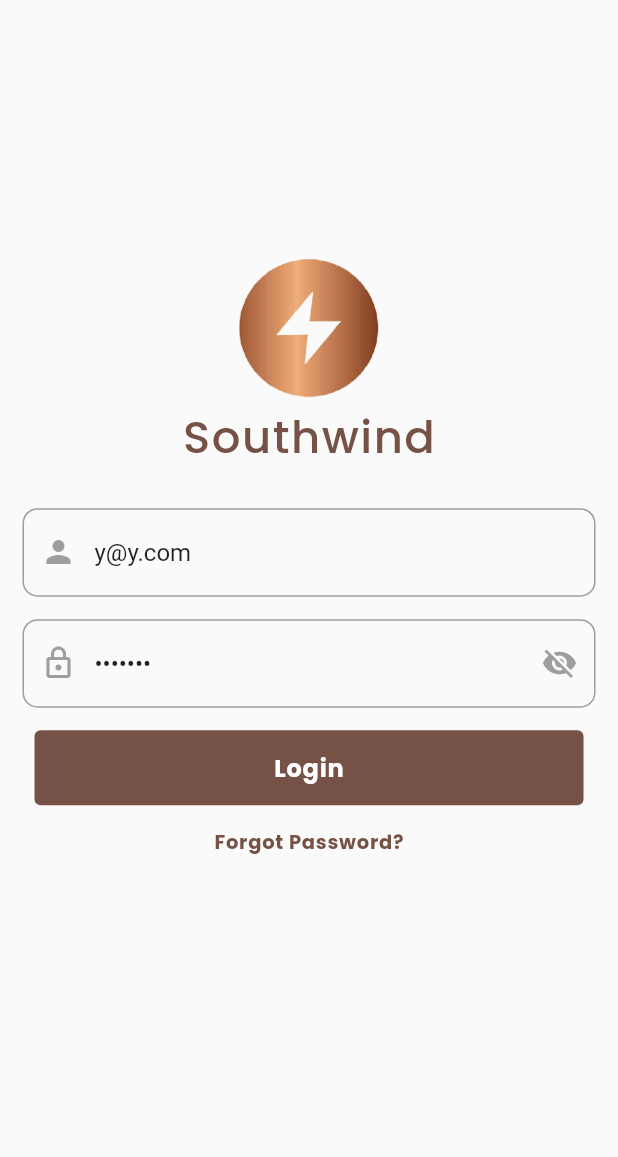
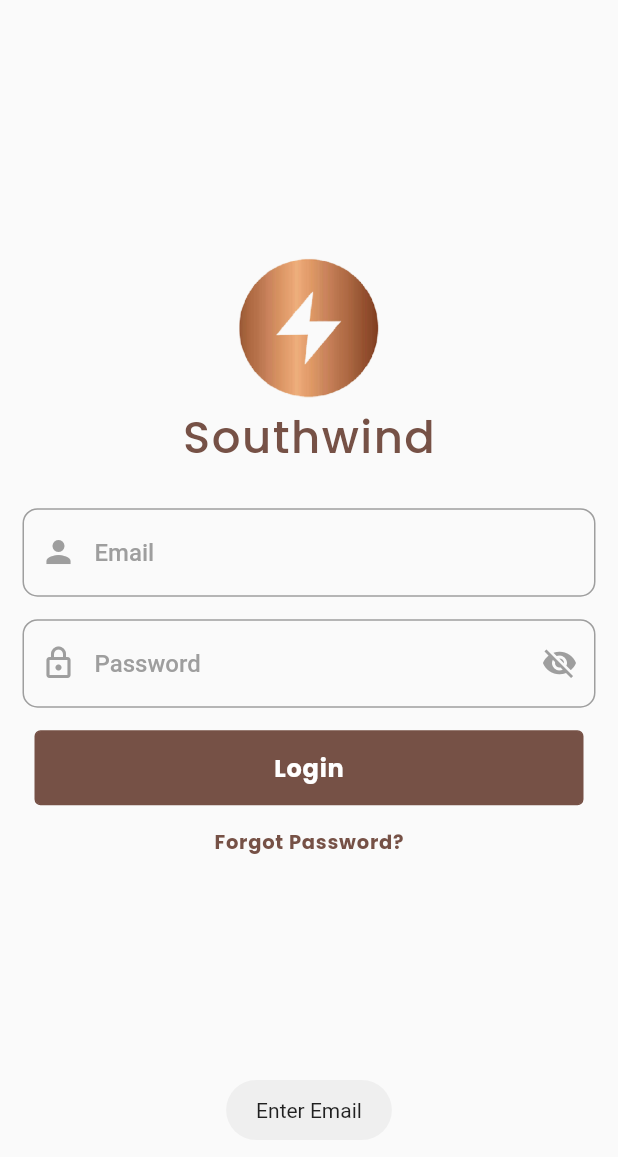
Before and after one commit to Manoj754/southwind, a Flutter app: the screen it shows after launch, after a tap on "Login", on a phone screen of 412 x 824 dp. Shown: the top 1157 px of the screen. Run offline on Flutter 3.47's test engine with Material 2 defaults, Android fonts, the phone set to English and light mode, and no system bars; our stand-ins replace better_player, carousel_slider, dio, flutter_hooks, fluttertoast, font_awesome_flutter and 4 more; accounts and stored records are empty.

Commit message:
UI Complete
UI Complete

```diff
--- a/lib/UI/login/log_in.dart
+++ b/lib/UI/login/log_in.dart
@@ -169,8 +169,8 @@ class _Log_InState extends State<Log_In> {
   }
 
   _loginMethod() {
-    _emailcontroller.text = "y@y.com";
-    _passwordcontroller.text = "1234567";
+    // _emailcontroller.text = "y@y.com";
+    // _passwordcontroller.text = "1234567";
     if (_emailcontroller.text.isEmpty) {
       showToast("Enter Email");
       return;
--- a/lib/UI/surveys_tab/Page/question_tab.dart
+++ b/lib/UI/surveys_tab/Page/question_tab.dart
@@ -182,7 +182,9 @@ class _Questions_TabState extends State<Questions_Tab> {
               child: Padding(
                 padding:
                     const EdgeInsets.symmetric(horizontal: 8, vertical: 18),
-                child: CommonButton(
+                child: Row(
+                  children: [
+                    CommonButton(
                       isExpanded: true,
                       lable: "Answer it",
                       isLeading: true,
@@ -205,6 +207,8 @@ class _Questions_TabState extends State<Questions_Tab> {
                         });
                         // animateToQuestion();
                       },
+                    ),
+                  ],
                 ),
                 // Row(
                 //   children: [
```
Also changed, not shown: 1 other file. Lines whose indentation alone changed are shown as unchanged.
